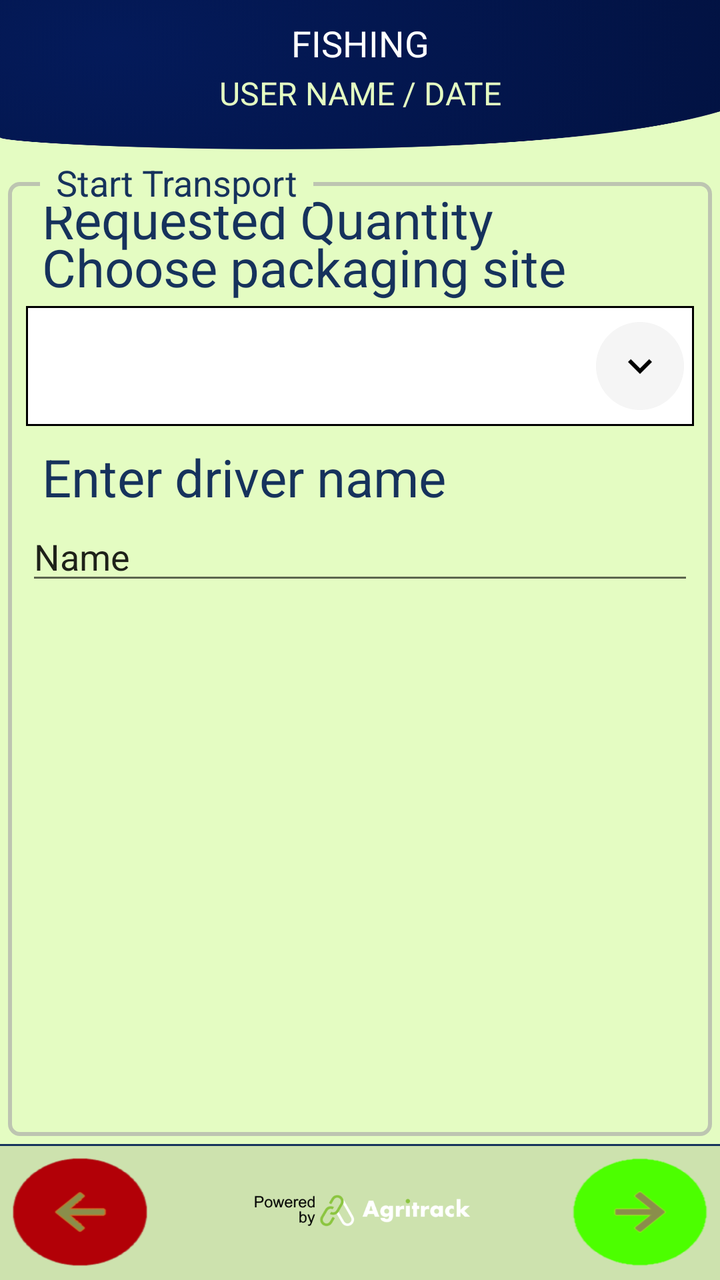
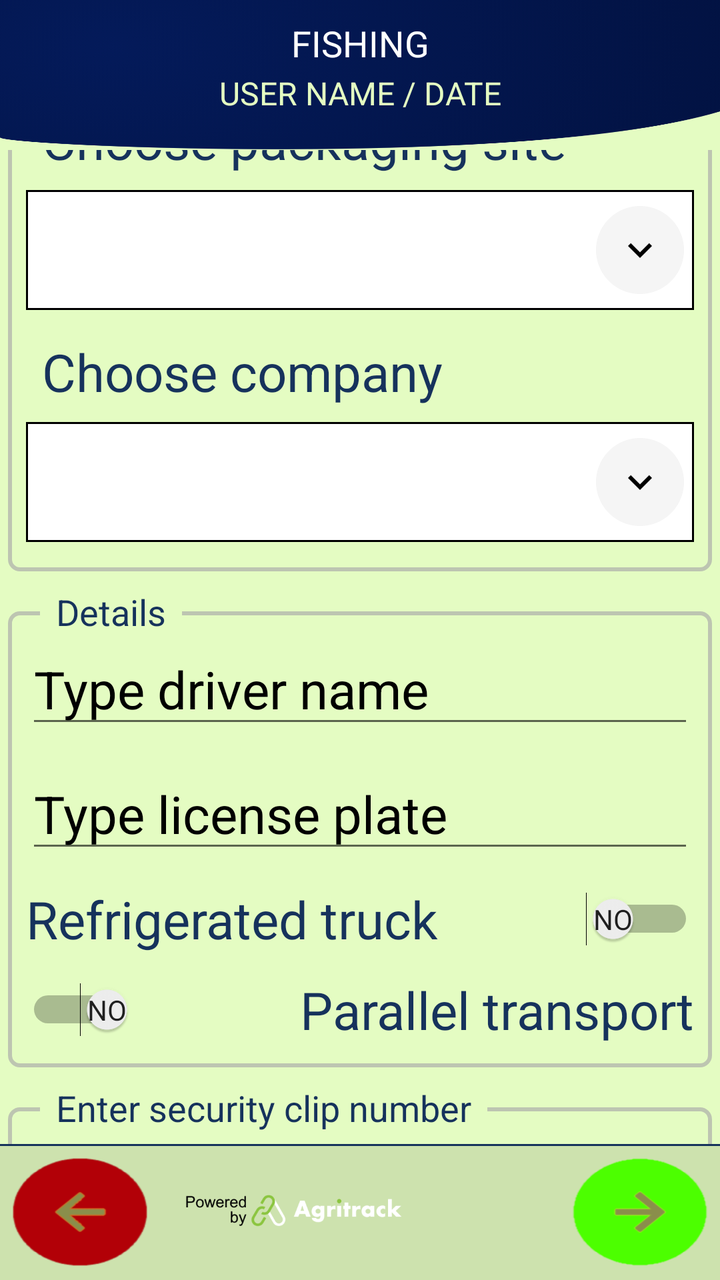

Two renders of the same Android screen: before a commit and after it. Below are the layout's source before the change and the commit's diff.
<!-- AndroidManifest.xml: application theme Theme.FishTrack -->
<!-- res/layout/activity_transport_start.xml -->
<?xml version="1.0" encoding="utf-8"?>
<androidx.constraintlayout.widget.ConstraintLayout xmlns:android="http://schemas.android.com/apk/res/android"
    xmlns:app="http://schemas.android.com/apk/res-auto"
    xmlns:tools="http://schemas.android.com/tools"
    android:id="@+id/rootLayout"
    android:layout_width="match_parent"
    android:layout_height="match_parent"
    android:background="@color/agri_green"
    tools:context=".ui.activity.transport.TransportStartActivity">

    <androidx.constraintlayout.widget.ConstraintLayout
        android:id="@+id/headerLayout"
        android:layout_width="match_parent"
        android:layout_height="75dp"
        android:background="@drawable/bg_form_screen"
        android:backgroundTint="@color/agri_blue"
        android:backgroundTintMode="multiply"
        android:clipChildren="false"
        android:clipToPadding="false"
        android:fadingEdge="horizontal"
        android:paddingTop="0dp"
        app:layout_constraintEnd_toEndOf="parent"
        app:layout_constraintStart_toStartOf="parent"
        app:layout_constraintTop_toTopOf="parent">


        <ImageView
            android:id="@+id/ivBack"
            android:layout_width="wrap_content"
            android:layout_height="wrap_content"
            android:layout_marginStart="8dp"
            android:layout_marginEnd="16dp"
            android:layout_marginBottom="14dp"
            android:contentDescription="back Image"
            android:src="@drawable/ic_back"
            android:visibility="invisible"
            app:layout_constraintBottom_toBottomOf="parent"
            app:layout_constraintEnd_toStartOf="@+id/tvTitleToolbar"
            app:layout_constraintStart_toStartOf="parent"
            app:layout_constraintTop_toTopOf="parent" />

        <TextView
            android:id="@+id/tvTitleToolbar"
            fontPath="fonts/open_sans_semibold.ttf"
            android:layout_width="wrap_content"
            android:layout_height="wrap_content"
            android:layout_marginBottom="32dp"
            android:width="250sp"
            android:gravity="center|top|fill_vertical"
            android:text="@string/title_fishing"
            android:textColor="@color/white"
            android:textSize="@dimen/title_font_size"
            app:layout_constraintBottom_toBottomOf="parent"
            app:layout_constraintEnd_toStartOf="@+id/ivNext"
            app:layout_constraintStart_toEndOf="@+id/ivBack"
            app:layout_constraintTop_toTopOf="parent"
            tools:ignore="MissingPrefix" />


        <ImageView
            android:id="@+id/ivNext"
            android:layout_width="wrap_content"
            android:layout_height="wrap_content"
            android:layout_marginStart="16dp"
            android:layout_marginEnd="8dp"
            android:layout_marginBottom="14dp"
            android:src="@drawable/ic_next"
            android:visibility="invisible"
            app:layout_constraintBottom_toBottomOf="parent"
            app:layout_constraintEnd_toEndOf="parent"
            app:layout_constraintStart_toEndOf="@+id/tvTitleToolbar"
            app:layout_constraintTop_toTopOf="parent" />

        <TextView
            android:id="@+id/tvPlatformQuantityNoBins"
            android:layout_width="0dp"
            android:layout_height="wrap_content"
            android:layout_marginBottom="16dp"
            android:backgroundTint="@color/agri_blue"
            android:backgroundTintMode="screen"
            android:gravity="center"
            android:text="@string/title_user_date"
            android:textColor="@color/agri_green"
            android:textSize="@dimen/subtitle_font_size"
            app:layout_constraintBottom_toBottomOf="parent"
            app:layout_constraintEnd_toEndOf="parent"
            app:layout_constraintStart_toStartOf="parent"
            app:layout_constraintTop_toBottomOf="@+id/tvTitleToolbar"
            tools:layout_conversion_absoluteHeight="0dp"
            tools:layout_conversion_absoluteWidth="0dp" />

    </androidx.constraintlayout.widget.ConstraintLayout>

    <androidx.constraintlayout.widget.ConstraintLayout
        android:id="@+id/formLayout"
        android:layout_width="0dp"
        android:layout_height="0dp"
        android:background="@color/agri_green"
        app:layout_constraintBottom_toTopOf="@+id/footerLayout"
        app:layout_constraintEnd_toEndOf="parent"
        app:layout_constraintHorizontal_bias="0.0"
        app:layout_constraintStart_toStartOf="parent"
        app:layout_constraintTop_toBottomOf="@+id/headerLayout">

        <RelativeLayout
            android:id="@+id/transportStartLayout"
            android:layout_width="0dp"
            android:layout_height="0dp"
            android:layout_marginStart="4dp"
            android:layout_marginTop="4dp"
            android:layout_marginEnd="4dp"
            android:layout_marginBottom="4dp"
            app:layout_constraintBottom_toBottomOf="parent"
            app:layout_constraintEnd_toEndOf="parent"
            app:layout_constraintStart_toStartOf="parent"
            app:layout_constraintTop_toTopOf="parent">

            <androidx.constraintlayout.widget.ConstraintLayout
                android:layout_width="match_parent"
                android:layout_height="match_parent"
                android:layout_marginTop="12dp"
                android:background="@drawable/shape_rounded_corner_with_shadow"
                android:orientation="vertical"
                android:padding="1dp">

                <TextView
                    android:id="@+id/tvChoosePackagingSite"
                    android:layout_width="0dp"
                    android:layout_height="wrap_content"
                    android:layout_marginStart="16dp"
                    android:layout_marginTop="24dp"
                    android:gravity="left"
                    android:text="@string/choose_packaging_site"
                    android:textColor="@color/label_blue"
                    android:textSize="@dimen/text_view_font_size"
                    app:layout_constraintBottom_toTopOf="@+id/spPackagingSite"
                    app:layout_constraintEnd_toEndOf="parent"
                    app:layout_constraintStart_toStartOf="parent"
                    app:layout_constraintTop_toTopOf="parent"
                    tools:layout_conversion_absoluteHeight="0dp"
                    tools:layout_conversion_absoluteWidth="0dp" />

                <Spinner
                    android:id="@+id/spPackagingSite"
                    style="@style/spinner_style"
                    android:layout_width="0dp"
                    android:layout_height="60dp"
                    android:layout_marginStart="8dp"
                    android:layout_marginEnd="8dp"
                    android:dropDownWidth="match_parent"
                    android:focusableInTouchMode="true"
                    android:requiresFadingEdge="horizontal"
                    android:spinnerMode="dropdown"
                    android:textAlignment="textStart"
                    android:visibility="visible"
                    app:layout_constraintBottom_toTopOf="@+id/tvFishType"
                    app:layout_constraintEnd_toEndOf="parent"
                    app:layout_constraintHorizontal_bias="0.496"
                    app:layout_constraintStart_toStartOf="parent"
                    app:layout_constraintTop_toBottomOf="@+id/tvChoosePackagingSite"
                    tools:layout_conversion_absoluteHeight="0dp"
                    tools:layout_conversion_absoluteWidth="0dp" />


                <TextView
                    android:id="@+id/tvDriverName"
                    android:layout_width="0dp"
                    android:layout_height="wrap_content"
                    android:layout_marginStart="16dp"
                    android:layout_marginTop="8dp"
                    android:gravity="left"
                    android:text="@string/driver_name"
                    android:textColor="@color/label_blue"
                    android:textSize="@dimen/text_view_font_size"
                    app:layout_constraintBottom_toTopOf="@+id/editTextTextPersonName"
                    app:layout_constraintEnd_toEndOf="parent"
                    app:layout_constraintStart_toStartOf="parent"
                    app:layout_constraintTop_toBottomOf="@+id/spPackagingSite"
                    tools:layout_conversion_absoluteHeight="0dp"
                    tools:layout_conversion_absoluteWidth="0dp" />

                <TextView
                    android:id="@+id/tvRequestedQuantity"
                    android:layout_width="0dp"
                    android:layout_height="wrap_content"
                    android:layout_marginStart="16dp"
                    android:gravity="left"
                    android:text="@string/requested_quantity"
                    android:textColor="@color/label_blue"
                    android:textSize="@dimen/text_view_font_size"
                    app:layout_constraintEnd_toEndOf="parent"
                    app:layout_constraintStart_toStartOf="parent"
                    tools:layout_conversion_absoluteHeight="172dp"
                    tools:layout_conversion_absoluteWidth="0dp"
                    tools:layout_editor_absoluteY="236dp" />

                <EditText
                    android:id="@+id/etDriverName"
                    android:layout_width="0dp"
                    android:layout_height="wrap_content"
                    android:layout_marginStart="8dp"
                    android:layout_marginEnd="8dp"
                    android:ems="10"
                    android:inputType="textPersonName"
                    android:text="Name"
                    app:layout_constraintEnd_toEndOf="parent"
                    app:layout_constraintStart_toStartOf="parent"
                    app:layout_constraintTop_toBottomOf="@+id/tvDriverName" />

            </androidx.constraintlayout.widget.ConstraintLayout>

            <TextView
                android:layout_width="wrap_content"
                android:layout_height="wrap_content"
                android:layout_alignParentTop="true"
                android:layout_marginStart="16dp"
                android:background="@color/agri_green"
                android:paddingHorizontal="8dp"
                android:text="Start Transport"
                android:textColor="@color/label_blue"
                android:textSize="18sp" />

        </RelativeLayout>

    </androidx.constraintlayout.widget.ConstraintLayout>

    <androidx.constraintlayout.widget.ConstraintLayout
        android:id="@+id/footerLayout"
        android:layout_width="0dp"
        android:layout_height="68sp"
        android:background="@drawable/border_top"
        app:layout_constraintBottom_toBottomOf="parent"
        app:layout_constraintEnd_toEndOf="parent"
        app:layout_constraintStart_toStartOf="parent"
        app:layout_constraintTop_toBottomOf="@+id/formLayout">

        <ImageView
            android:id="@+id/imageView2"
            android:layout_width="wrap_content"
            android:layout_height="wrap_content"
            android:layout_marginTop="24dp"
            android:layout_marginBottom="24dp"
            android:scaleX="0.7"
            android:scaleY="0.7"
            app:layout_constraintBottom_toBottomOf="parent"
            app:layout_constraintEnd_toStartOf="@+id/ivToTeam"
            app:layout_constraintStart_toEndOf="@+id/ivBackToMain"
            app:layout_constraintTop_toTopOf="parent"
            app:srcCompat="@drawable/powered_by_agritrack" />

        <ImageView
            android:id="@+id/ivBackToMain"
            android:layout_width="wrap_content"
            android:layout_height="wrap_content"
            android:layout_marginStart="16dp"
            android:scaleX="1.5"
            android:scaleY="1.2"
            app:layout_constraintBottom_toBottomOf="parent"
            app:layout_constraintStart_toStartOf="parent"
            app:layout_constraintTop_toTopOf="parent"
            app:srcCompat="@drawable/ic_shortcut_arrow_back" />

        <ImageView
            android:id="@+id/ivToTeam"
            android:layout_width="wrap_content"
            android:layout_height="wrap_content"
            android:layout_marginEnd="16dp"
            android:scaleX="1.5"
            android:scaleY="1.2"
            app:layout_constraintBottom_toBottomOf="parent"
            app:layout_constraintEnd_toEndOf="parent"
            app:layout_constraintTop_toTopOf="parent"
            app:srcCompat="@drawable/ic_shortcut_arrow_forward" />
    </androidx.constraintlayout.widget.ConstraintLayout>

</androidx.constraintlayout.widget.ConstraintLayout>
<!-- resources referenced by this layout -->
<resources>
  <color name="agri_blue">#16325c</color>
  <color name="agri_green">#e4fcc2</color>
  <color name="label_blue">#16325c</color>
  <color name="white">#fff</color>
  <dimen name="subtitle_font_size">16sp</dimen>
  <dimen name="text_view_font_size">26sp</dimen>
  <dimen name="title_font_size">18sp</dimen>
  <!-- drawable bg_form_screen: png bitmap (drawable-hdpi, 110981 bytes) -->
  <!-- drawable border_top (drawable) -->
  <?xml version="1.0" encoding="utf-8"?>
  <layer-list xmlns:android="http://schemas.android.com/apk/res/android" >
      <item>
          <shape android:shape="rectangle" >
              <solid android:color="@color/agri_blue"/>
          </shape>
      </item>
      <item android:top="1dp">
          <shape android:shape="rectangle" >
              <solid android:color="@color/footer_green" />
          </shape>
      </item>
  </layer-list>
  <!-- drawable ic_back: png bitmap (drawable-hdpi, 647 bytes) -->
  <!-- drawable ic_next: png bitmap (drawable-hdpi, 515 bytes) -->
  <!-- drawable ic_shortcut_arrow_back: png bitmap (drawable-hdpi, 1923 bytes) -->
  <!-- drawable ic_shortcut_arrow_forward: png bitmap (drawable-hdpi, 1562 bytes) -->
  <!-- drawable powered_by_agritrack: png bitmap (drawable-hdpi, 13903 bytes) -->
  <!-- drawable shape_rounded_corner_with_shadow (drawable) -->
  <?xml version="1.0" encoding="utf-8"?>
  <shape xmlns:android="http://schemas.android.com/apk/res/android"
      android:shape="rectangle">
      <stroke
          android:width="2dp"
          android:color="@color/dark_grey" />
      <corners android:radius="5dp" />
  </shape>
  <string name="choose_packaging_site">Choose packaging site</string>
  <string name="driver_name">Enter driver name</string>
  <string name="requested_quantity">Requested Quantity</string>
  <string name="title_fishing">FISHING</string>
  <string name="title_user_date">USER NAME / DATE</string>
  <style name="spinner_style">
          <item name="android:layout_width">match_parent</item>
          <item name="android:layout_height">wrap_content</item>
          <item name="android:background">@drawable/gradient_spinner</item>
          <item name="android:layout_marginTop">2dp</item>
      </style>
  <style name="Theme.FishTrack" parent="Theme.MaterialComponents.Light" />
  <color name="footer_green">#cde2ae</color>
  <color name="dark_grey">#A9A9A9A9</color>
  <!-- drawable gradient_spinner (drawable) -->
  <?xml version="1.0" encoding="utf-8"?>
  <selector xmlns:android="http://schemas.android.com/apk/res/android">
      <item>
          <layer-list>
              <item>
                  <shape>
                      <solid android:color="#ffffff" />
                      <stroke android:width="1dp" android:color="#000000" />
                      <padding android:bottom="3dp" android:left="3dp" android:right="3dp" android:top="3dp" />
                  </shape>
  
              </item>
              <item>
                  <bitmap android:gravity="center|right" android:src="@drawable/ic_shortcut_keyboard_arrow_down" />
              </item>
          </layer-list>
      </item>
  </selector>
  <!-- drawable ic_shortcut_keyboard_arrow_down: png bitmap (drawable-hdpi, 1476 bytes) -->
</resources>

<!-- the commit's change to res/layout/activity_transport_start.xml (unified diff, before → after) -->
@@ -103,14 +103,14 @@
         app:layout_constraintTop_toBottomOf="@+id/headerLayout">
 
         <RelativeLayout
-            android:id="@+id/transportStartLayout"
+            android:id="@+id/transportStartALayout"
             android:layout_width="0dp"
-            android:layout_height="0dp"
+            android:layout_height="260dp"
             android:layout_marginStart="4dp"
             android:layout_marginTop="4dp"
             android:layout_marginEnd="4dp"
             android:layout_marginBottom="4dp"
-            app:layout_constraintBottom_toBottomOf="parent"
+            app:layout_constraintBottom_toTopOf="@+id/transportStartBLayout"
             app:layout_constraintEnd_toEndOf="parent"
             app:layout_constraintStart_toStartOf="parent"
             app:layout_constraintTop_toTopOf="parent">
@@ -128,7 +128,7 @@
                     android:layout_width="0dp"
                     android:layout_height="wrap_content"
                     android:layout_marginStart="16dp"
-                    android:layout_marginTop="24dp"
+                    android:layout_marginTop="8dp"
                     android:gravity="left"
                     android:text="@string/choose_packaging_site"
                     android:textColor="@color/label_blue"
@@ -147,13 +147,14 @@
                     android:layout_height="60dp"
                     android:layout_marginStart="8dp"
                     android:layout_marginEnd="8dp"
+                    android:layout_marginBottom="8dp"
                     android:dropDownWidth="match_parent"
                     android:focusableInTouchMode="true"
                     android:requiresFadingEdge="horizontal"
                     android:spinnerMode="dropdown"
                     android:textAlignment="textStart"
                     android:visibility="visible"
-                    app:layout_constraintBottom_toTopOf="@+id/tvFishType"
+                    app:layout_constraintBottom_toTopOf="@+id/tvChooseCompany"
                     app:layout_constraintEnd_toEndOf="parent"
                     app:layout_constraintHorizontal_bias="0.496"
                     app:layout_constraintStart_toStartOf="parent"
@@ -163,49 +164,39 @@
 
 
                 <TextView
-                    android:id="@+id/tvDriverName"
+                    android:id="@+id/tvChooseCompany"
                     android:layout_width="0dp"
                     android:layout_height="wrap_content"
                     android:layout_marginStart="16dp"
-                    android:layout_marginTop="8dp"
                     android:gravity="left"
-                    android:text="@string/driver_name"
+                    android:text="@string/choose_company"
                     android:textColor="@color/label_blue"
                     android:textSize="@dimen/text_view_font_size"
-                    app:layout_constraintBottom_toTopOf="@+id/editTextTextPersonName"
-                    app:layout_constraintEnd_toEndOf="parent"
-                    app:layout_constraintStart_toStartOf="parent"
-                    app:layout_constraintTop_toBottomOf="@+id/spPackagingSite"
+                    app:layout_constraintBottom_toTopOf="@+id/spCompany"
+                    app:layout_constraintEnd_toEndOf="parent"
+                    app:layout_constraintStart_toStartOf="parent"
+                    app:layout_constraintTop_toBottomOf="@+id/spPackagingSite" />
+
+                <Spinner
+                    android:id="@+id/spCompany"
+                    style="@style/spinner_style"
+                    android:layout_width="0dp"
+                    android:layout_height="60dp"
+                    android:layout_marginStart="8dp"
+                    android:layout_marginEnd="8dp"
+                    android:layout_marginBottom="8dp"
+                    android:dropDownWidth="match_parent"
+                    android:focusableInTouchMode="true"
+                    android:requiresFadingEdge="horizontal"
+                    android:spinnerMode="dropdown"
+                    android:textAlignment="textStart"
+                    android:visibility="visible"
+                    app:layout_constraintBottom_toBottomOf="parent"
+                    app:layout_constraintEnd_toEndOf="parent"
+                    app:layout_constraintStart_toStartOf="parent"
+                    app:layout_constraintTop_toBottomOf="@+id/tvChooseCompany"
                     tools:layout_conversion_absoluteHeight="0dp"
                     tools:layout_conversion_absoluteWidth="0dp" />
-
-                <TextView
-                    android:id="@+id/tvRequestedQuantity"
-                    android:layout_width="0dp"
-                    android:layout_height="wrap_content"
-                    android:layout_marginStart="16dp"
-                    android:gravity="left"
-                    android:text="@string/requested_quantity"
-                    android:textColor="@color/label_blue"
-                    android:textSize="@dimen/text_view_font_size"
-                    app:layout_constraintEnd_toEndOf="parent"
-                    app:layout_constraintStart_toStartOf="parent"
-                    tools:layout_conversion_absoluteHeight="172dp"
-                    tools:layout_conversion_absoluteWidth="0dp"
-                    tools:layout_editor_absoluteY="236dp" />
-
-                <EditText
-                    android:id="@+id/etDriverName"
-                    android:layout_width="0dp"
-                    android:layout_height="wrap_content"
-                    android:layout_marginStart="8dp"
-                    android:layout_marginEnd="8dp"
-                    android:ems="10"
-                    android:inputType="textPersonName"
-                    android:text="Name"
-                    app:layout_constraintEnd_toEndOf="parent"
-                    app:layout_constraintStart_toStartOf="parent"
-                    app:layout_constraintTop_toBottomOf="@+id/tvDriverName" />
 
             </androidx.constraintlayout.widget.ConstraintLayout>
 
@@ -216,7 +207,163 @@
                 android:layout_marginStart="16dp"
                 android:background="@color/agri_green"
                 android:paddingHorizontal="8dp"
-                android:text="Start Transport"
+                android:text="Packaging site and company"
+                android:textColor="@color/label_blue"
+                android:textSize="18sp" />
+
+        </RelativeLayout>
+
+        <RelativeLayout
+            android:id="@+id/transportStartBLayout"
+            android:layout_width="0dp"
+            android:layout_height="240dp"
+            android:layout_marginStart="4dp"
+            android:layout_marginTop="4dp"
+            android:layout_marginEnd="4dp"
+            android:layout_marginBottom="4dp"
+            app:layout_constraintBottom_toTopOf="@+id/transportStartCLayout"
+            app:layout_constraintEnd_toEndOf="parent"
+            app:layout_constraintStart_toStartOf="parent"
+            app:layout_constraintTop_toBottomOf="@+id/transportStartALayout">
+
+            <androidx.constraintlayout.widget.ConstraintLayout
+                android:layout_width="match_parent"
+                android:layout_height="match_parent"
+                android:layout_marginTop="12dp"
+                android:background="@drawable/shape_rounded_corner_with_shadow"
+                android:orientation="vertical"
+                android:padding="1dp">
+
+                <EditText
+                    android:id="@+id/etDriverName"
+                    android:layout_width="0dp"
+                    android:layout_height="wrap_content"
+                    android:layout_marginStart="8dp"
+                    android:layout_marginEnd="8dp"
+                    android:ems="10"
+                    android:hint="@string/driver_name"
+                    android:inputType="textPersonName"
+                    android:textColorHint="@color/black"
+                    android:textSize="@dimen/text_view_font_size"
+                    app:layout_constraintBottom_toTopOf="@+id/etLicensePlate"
+                    app:layout_constraintEnd_toEndOf="parent"
+                    app:layout_constraintStart_toStartOf="parent"
+                    app:layout_constraintTop_toTopOf="parent" />
+
+                <EditText
+                    android:id="@+id/etLicensePlate"
+                    android:layout_width="0dp"
+                    android:layout_height="wrap_content"
+                    android:layout_marginStart="8dp"
+                    android:layout_marginEnd="8dp"
+                    android:ems="10"
+                    android:hint="@string/license_plate"
+                    android:inputType="textPersonName"
+                    android:textColorHint="@color/black"
+                    android:textSize="@dimen/text_view_font_size"
+                    app:layout_constraintBottom_toTopOf="@+id/swRefrigeratedTruck"
+                    app:layout_constraintEnd_toEndOf="parent"
+                    app:layout_constraintStart_toStartOf="parent"
+                    app:layout_constraintTop_toBottomOf="@+id/etDriverName" />
+
+                <Switch
+                    android:id="@+id/swRefrigeratedTruck"
+                    android:layout_width="0dp"
+                    android:layout_height="wrap_content"
+                    android:layout_marginStart="8dp"
+                    android:layout_marginEnd="8dp"
+                    android:scaleX="1"
+                    android:showText="true"
+                    android:textColor="@color/label_blue"
+                    android:textOff="@string/no"
+                    android:textOn="@string/yes"
+                    android:text="@string/truck_refrigerated"
+                    android:textSize="@dimen/text_view_font_size"
+                    app:layout_constraintBottom_toTopOf="@+id/swParallelTransport"
+                    app:layout_constraintEnd_toEndOf="parent"
+                    app:layout_constraintStart_toStartOf="parent"
+                    app:layout_constraintTop_toBottomOf="@+id/etLicensePlate" />
+
+                <Switch
+                    android:id="@+id/swParallelTransport"
+                    android:layout_width="0dp"
+                    android:layout_height="wrap_content"
+                    android:layout_marginStart="8dp"
+                    android:layout_marginEnd="8dp"
+                    android:layoutDirection="rtl"
+                    android:scaleX="1"
+                    android:showText="true"
+                    android:textOff="@string/no"
+                    android:textOn="@string/yes"
+                    android:text="@string/parallel_transport"
+                    android:textAlignment="viewStart"
+                    android:textColor="@color/label_blue"
+                    android:textSize="@dimen/text_view_font_size"
+                    app:layout_constraintBottom_toBottomOf="parent"
+                    app:layout_constraintEnd_toEndOf="parent"
+                    app:layout_constraintStart_toStartOf="parent"
+                    app:layout_constraintTop_toBottomOf="@+id/swRefrigeratedTruck" />
+
+            </androidx.constraintlayout.widget.ConstraintLayout>
+
+            <TextView
+                android:layout_width="wrap_content"
+                android:layout_height="wrap_content"
+                android:layout_alignParentTop="true"
+                android:layout_marginStart="16dp"
+                android:background="@color/agri_green"
+                android:paddingHorizontal="8dp"
+                android:text="Details"
+                android:textColor="@color/label_blue"
+                android:textSize="18sp" />
+
+        </RelativeLayout>
+
+        <RelativeLayout
+            android:id="@+id/transportStartCLayout"
+            android:layout_width="0dp"
+            android:layout_height="80dp"
+            android:layout_marginStart="4dp"
+            android:layout_marginTop="4dp"
+            android:layout_marginEnd="4dp"
+            android:layout_marginBottom="4dp"
+            app:layout_constraintBottom_toBottomOf="parent"
+            app:layout_constraintEnd_toEndOf="parent"
+            app:layout_constraintStart_toStartOf="parent"
+            app:layout_constraintTop_toBottomOf="@+id/transportStartBLayout">
+
+            <androidx.constraintlayout.widget.ConstraintLayout
+                android:layout_width="match_parent"
+                android:layout_height="match_parent"
+                android:layout_marginTop="12dp"
+                android:background="@drawable/shape_rounded_corner_with_shadow"
+                android:orientation="vertical"
+                android:padding="1dp">
+
+                <EditText
+                    android:id="@+id/etSecurityClip"
+                    android:layout_width="160dp"
+                    android:layout_height="wrap_content"
+                    android:layout_marginStart="1dp"
+                    android:layout_marginTop="2dp"
+                    android:layout_marginEnd="7dp"
+                    android:ems="10"
+                    android:inputType="numberSigned"
+                    app:layout_constraintBottom_toBottomOf="parent"
+                    app:layout_constraintEnd_toEndOf="parent"
+                    app:layout_constraintStart_toStartOf="parent"
+                    app:layout_constraintTop_toTopOf="parent" />
+
+            </androidx.constraintlayout.widget.ConstraintLayout>
+
+            <TextView
+                android:layout_width="wrap_content"
+                android:layout_height="wrap_content"
+                android:layout_alignParentTop="true"
+                android:layout_marginStart="16dp"
+                android:background="@color/agri_green"
+                android:paddingHorizontal="8dp"
+                android:text="Enter security clip number"
                 android:textColor="@color/label_blue"
                 android:textSize="18sp" />
 
@@ -243,13 +390,13 @@
             android:scaleX="0.7"
             android:scaleY="0.7"
             app:layout_constraintBottom_toBottomOf="parent"
-            app:layout_constraintEnd_toStartOf="@+id/ivToTeam"
-            app:layout_constraintStart_toEndOf="@+id/ivBackToMain"
+            app:layout_constraintEnd_toStartOf="@+id/ivToTransportDetails"
+            app:layout_constraintStart_toEndOf="@+id/ivBackToMenu"
             app:layout_constraintTop_toTopOf="parent"
             app:srcCompat="@drawable/powered_by_agritrack" />
 
         <ImageView
-            android:id="@+id/ivBackToMain"
+            android:id="@+id/ivBackToMenu"
             android:layout_width="wrap_content"
             android:layout_height="wrap_content"
             android:layout_marginStart="16dp"
@@ -261,7 +408,7 @@
             app:srcCompat="@drawable/ic_shortcut_arrow_back" />
 
         <ImageView
-            android:id="@+id/ivToTeam"
+            android:id="@+id/ivToTransportBins"
             android:layout_width="wrap_content"
             android:layout_height="wrap_content"
             android:layout_marginEnd="16dp"
<!-- resource entries referenced after the edit -->
@@ -2,6 +2,7 @@
 <resources>
   <color name="agri_blue">#16325c</color>
   <color name="agri_green">#e4fcc2</color>
+  <color name="black">#000</color>
   <color name="label_blue">#16325c</color>
   <color name="white">#fff</color>
   <dimen name="subtitle_font_size">16sp</dimen>
@@ -36,11 +37,16 @@
           android:color="@color/dark_grey" />
       <corners android:radius="5dp" />
   </shape>
+  <string name="choose_company">Choose company</string>
   <string name="choose_packaging_site">Choose packaging site</string>
-  <string name="driver_name">Enter driver name</string>
-  <string name="requested_quantity">Requested Quantity</string>
+  <string name="driver_name">Type driver name</string>
+  <string name="license_plate">Type license plate</string>
+  <string name="no">NO</string>
+  <string name="parallel_transport">Parallel transport</string>
   <string name="title_fishing">FISHING</string>
   <string name="title_user_date">USER NAME / DATE</string>
+  <string name="truck_refrigerated">Refrigerated truck</string>
+  <string name="yes">YES</string>
   <style name="spinner_style">
           <item name="android:layout_width">match_parent</item>
           <item name="android:layout_height">wrap_content</item>
